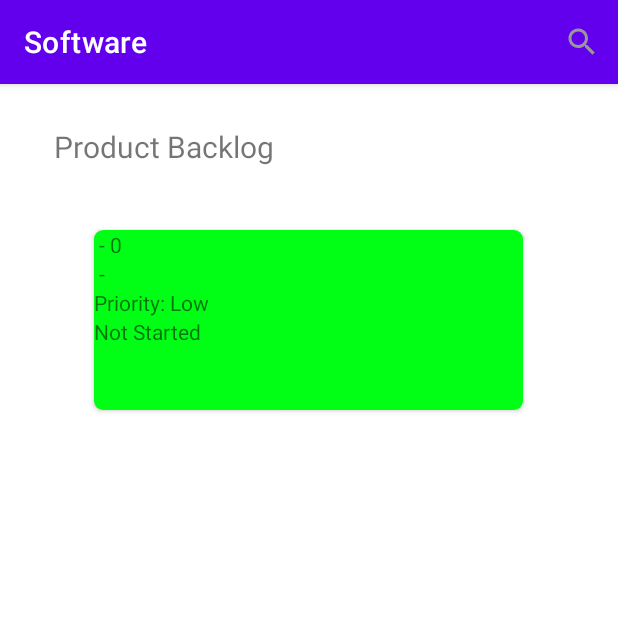
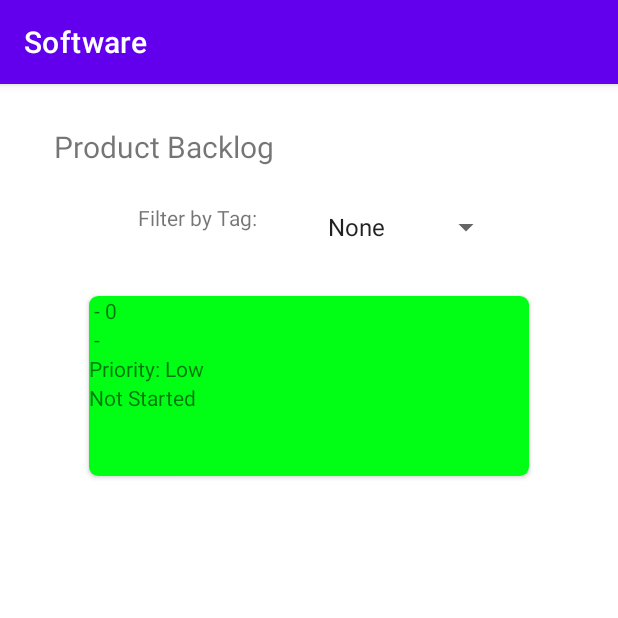
Before and after one commit to twy0622/product-backlog-app, an Android app: the ProductBacklog screen opened directly, with no data from a screen before it, on a phone screen of 412 x 824 dp, the top half of it. Run offline under Robolectric (Android 15) with nearby library versions, the phone set to English and light mode, and no system bars; our stand-ins replace Room's generated code.

Commit message:
Added tag filtering spinner in product backlog

```diff
--- a/Projects/Software/app/src/main/java/com/example/software/ProductBacklog.java
+++ b/Projects/Software/app/src/main/java/com/example/software/ProductBacklog.java
@@ -19,12 +19,15 @@ import android.widget.Spinner;
 import com.example.software.provider.TaskViewModel;
 import com.example.software.provider.Task;
 
+import java.util.ArrayList;
+
 
 public class ProductBacklog extends AppCompatActivity {
     RecyclerView recyclerView;
+    ArrayList<Task> taskList;
     RecyclerView.LayoutManager layoutManager;
     RecyclerViewAdapter adapter;
-
+    Spinner tagSpinner;
     static TaskViewModel mTaskViewModel;
 
     @Override
@@ -32,31 +35,29 @@ public class ProductBacklog extends AppCompatActivity {
         super.onCreate(savedInstanceState);
         setContentView(R.layout.product_backlog);
 
-//        //spinner for filtering tags
-//        Spinner tagFilterSpinner = findViewById(R.id.filterTagBox);
-//        ArrayAdapter<String> filterTagAdapter = new ArrayAdapter<String>(ProductBacklog.this,
-//                android.R.layout.simple_list_item_1, getResources().getStringArray(R.array.filterTags));
-//        filterTagAdapter.setDropDownViewResource(android.R.layout.simple_spinner_dropdown_item);
-//        tagFilterSpinner.setAdapter(filterTagAdapter);
-//
-//        tagFilterSpinner.setOnItemSelectedListener(new AdapterView.OnItemSelectedListener() {
-//            @Override
-//            public void onItemSelected(AdapterView<?> adapterView, View view, int position, long id) {
-//                Toast.makeText(ProductBacklog.this,adapterView.getItemAtPosition(position).toString()+ " selected",
-//                        Toast.LENGTH_LONG).show();
-//            }
-//
-//            @Override
-//            public void onNothingSelected(AdapterView<?> adapterView) {
-//            }
+        tagSpinner = findViewById(R.id.filterTagSpinner);
+        ArrayAdapter<String> tagAdapter = new ArrayAdapter<String>(ProductBacklog.this,
+                android.R.layout.simple_list_item_1, getResources().getStringArray(R.array.filterTags));
+        tagAdapter.setDropDownViewResource(android.R.layout.simple_spinner_dropdown_item);
+        tagSpinner.setAdapter(tagAdapter);
 
-//        });
+        tagSpinner.setOnItemSelectedListener(new AdapterView.OnItemSelectedListener() {
+            @Override
+            public void onItemSelected(AdapterView<?> adapterView, View view, int i, long l) {
+                String selectedTag = (String) adapterView.getItemAtPosition(i);
+                adapter.getFilter().filter(selectedTag);
+            }
+            @Override
+            public void onNothingSelected(AdapterView<?> adapterView) {
+            }
+
+        });
 
         recyclerView = findViewById(R.id.task_recycler_view);
 
         layoutManager = new LinearLayoutManager(this);
         recyclerView.setLayoutManager(layoutManager);
-
+        taskList = new ArrayList<>();
         adapter = new RecyclerViewAdapter();
         recyclerView.setAdapter(adapter);
         mTaskViewModel = new ViewModelProvider(this).get(TaskViewModel.class);
@@ -66,26 +67,26 @@ public class ProductBacklog extends AppCompatActivity {
         });
     }
 
-    @Override
-    public boolean onCreateOptionsMenu(Menu menu) {
-        MenuInflater inflater = getMenuInflater();
-        inflater.inflate(R.menu.task_menu, menu);
-        MenuItem searchItem = menu.findItem(R.id.action_search);
-        SearchView searchView = (SearchView) searchItem.getActionView();
-
-
-        searchView.setOnQueryTextListener(new SearchView.OnQueryTextListener() {
-            @Override
-            public boolean onQueryTextSubmit(String query) {
-                return false;
-            }
-
-            @Override
-            public boolean onQueryTextChange(String newText) {
-                adapter.getFilter().filter(newText);
-                return false;
-            }
-        });
-        return true;
-    }
+//    @Override
+//    public boolean onCreateOptionsMenu(Menu menu) {
+//        MenuInflater inflater = getMenuInflater();
+//        inflater.inflate(R.menu.task_menu, menu);
+//        MenuItem searchItem = menu.findItem(R.id.action_search);
+//        SearchView searchView = (SearchView) searchItem.getActionView();
+//
+//
+//        searchView.setOnQueryTextListener(new SearchView.OnQueryTextListener() {
+//            @Override
+//            public boolean onQueryTextSubmit(String query) {
+//                return false;
+//            }
+//
+//            @Override
+//            public boolean onQueryTextChange(String newText) {
+//                adapter.getFilter().filter(newText);
+//                return false;
+//            }
+//        });
+//        return true;
+//    }
 }
--- a/Projects/Software/app/src/main/java/com/example/software/RecyclerViewAdapter.java
+++ b/Projects/Software/app/src/main/java/com/example/software/RecyclerViewAdapter.java
@@ -31,6 +31,7 @@ public class RecyclerViewAdapter extends RecyclerView.Adapter<RecyclerViewAdapte
     public RecyclerViewAdapter(){
     }
 
+
     @NonNull
     @Override
     public RecyclerViewAdapter.ViewHolder onCreateViewHolder(@NonNull ViewGroup parent, int viewType) {
@@ -38,6 +39,7 @@ public class RecyclerViewAdapter extends RecyclerView.Adapter<RecyclerViewAdapte
         ViewHolder viewHolder = new ViewHolder(v);
         return viewHolder;
     }
+
 
     @Override
     public void onBindViewHolder(@NonNull RecyclerViewAdapter.ViewHolder holder, int position) {
@@ -102,12 +104,12 @@ public class RecyclerViewAdapter extends RecyclerView.Adapter<RecyclerViewAdapte
         protected FilterResults performFiltering(CharSequence charSequence) {
             List<Task> filteredTaskList = new ArrayList<>();
 
-            if (charSequence.toString().isEmpty()){
+            if (charSequence.toString().equals("None")){
                 filteredTaskList.addAll(taskListRecycleFull);
             } else{
                 String filterPattern = charSequence.toString().toLowerCase().trim();
                 for (Task data: taskListRecycleFull){
-                    if (data.getTags().toLowerCase().contains(filterPattern)){
+                    if (data.getTags().toLowerCase().contains(filterPattern)) {
                         filteredTaskList.add(data);
                     }
                 }
--- a/Projects/Software/app/src/main/res/layout/product_backlog.xml
+++ b/Projects/Software/app/src/main/res/layout/product_backlog.xml
@@ -21,12 +21,30 @@
 
     <androidx.recyclerview.widget.RecyclerView
         android:id="@+id/task_recycler_view"
-        android:layout_width="306dp"
-        android:layout_height="595dp"
-        android:layout_marginTop="32dp"
+        android:layout_width="313dp"
+        android:layout_height="565dp"
+        android:layout_marginTop="76dp"
         app:layout_constraintEnd_toEndOf="parent"
-        app:layout_constraintHorizontal_bias="0.495"
         app:layout_constraintStart_toStartOf="parent"
         app:layout_constraintTop_toBottomOf="@+id/productBacklog" />
 
+    <TextView
+        android:id="@+id/textView2"
+        android:layout_width="wrap_content"
+        android:layout_height="wrap_content"
+        android:layout_marginStart="92dp"
+        android:layout_marginTop="24dp"
+        android:text="Filter by Tag: "
+        app:layout_constraintStart_toStartOf="parent"
+        app:layout_constraintTop_toBottomOf="@+id/productBacklog" />
+
+    <Spinner
+        android:id="@+id/filterTagSpinner"
+        android:layout_width="wrap_content"
+        android:layout_height="wrap_content"
+        android:layout_marginStart="28dp"
+        android:layout_marginTop="16dp"
+        app:layout_constraintStart_toEndOf="@+id/textView2"
+        app:layout_constraintTop_toBottomOf="@+id/productBacklog" />
+
 </androidx.constraintlayout.widget.ConstraintLayout>
```
